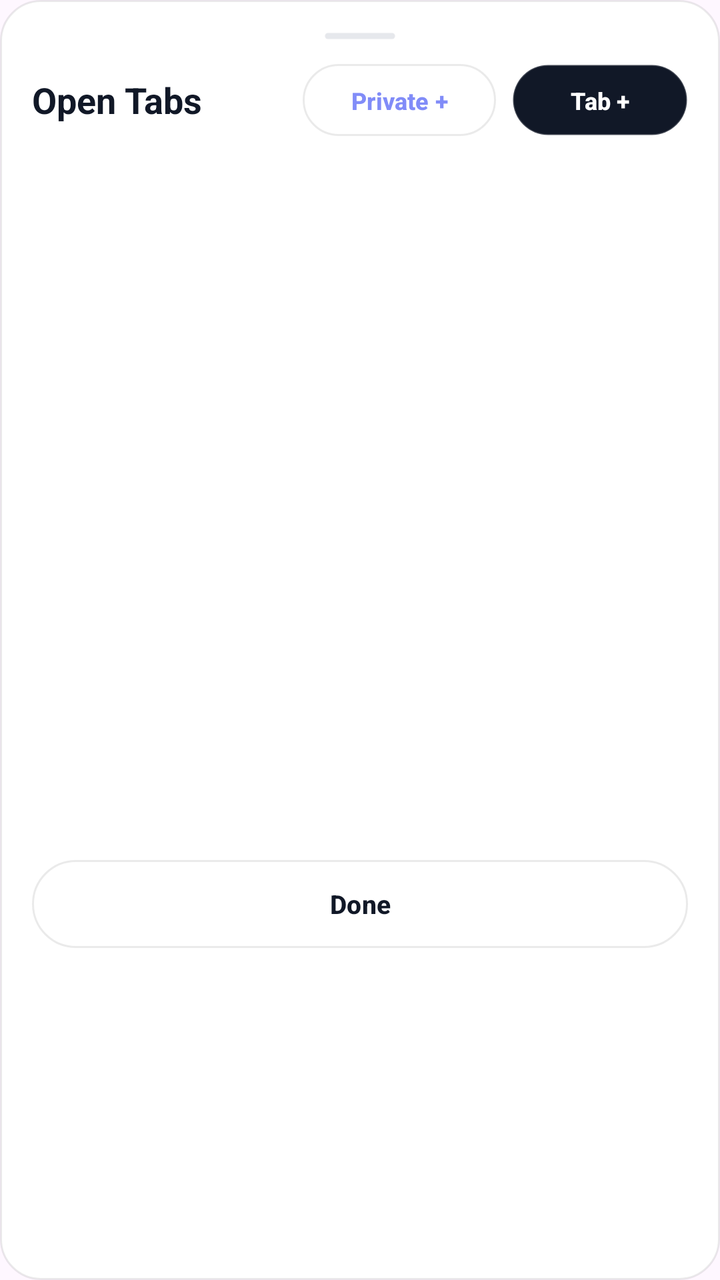
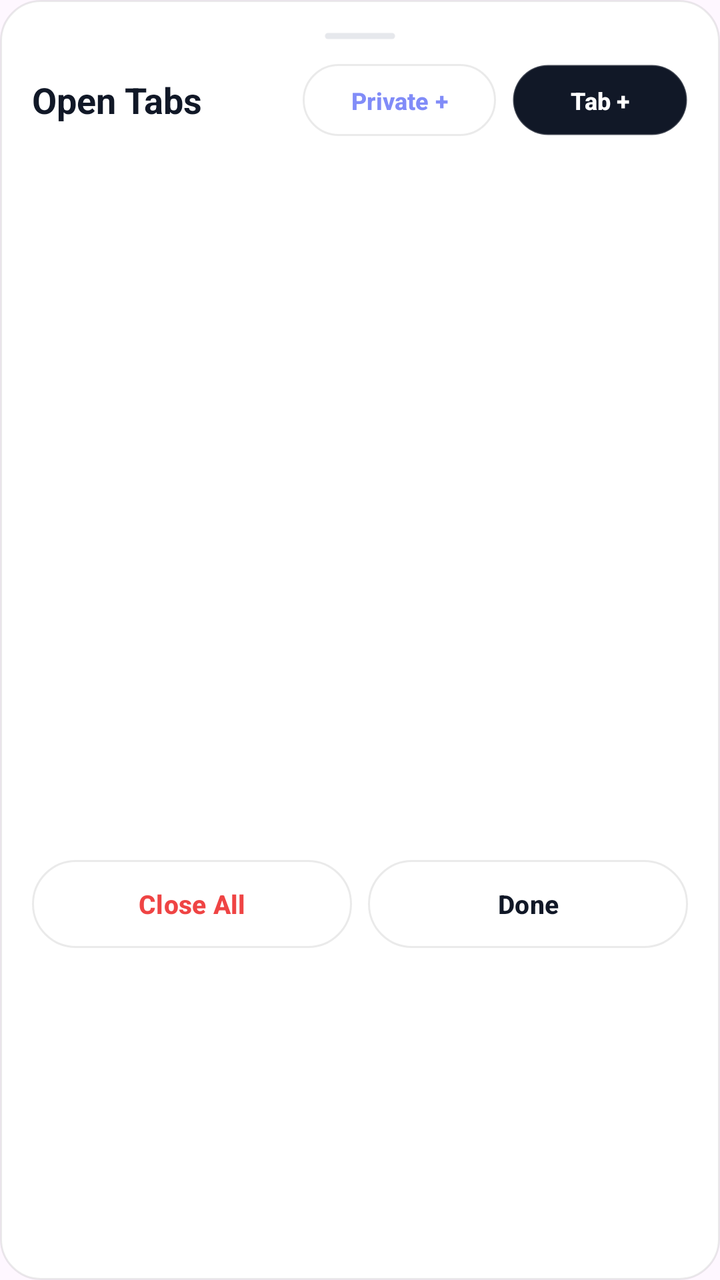

Compare the two renders of this Android layout. The source of the first and the diff that turns it into the second are given below.
<!-- AndroidManifest.xml: application theme Theme.NovaBrowser -->
<!-- res/layout/dialog_tabs.xml -->
<?xml version="1.0" encoding="utf-8"?>
<LinearLayout xmlns:android="http://schemas.android.com/apk/res/android"
    xmlns:app="http://schemas.android.com/apk/res-auto"
    android:layout_width="match_parent"
    android:layout_height="wrap_content"
    android:background="@drawable/bg_glass_card"
    android:orientation="vertical"
    android:padding="16dp">

    
    <View
        android:layout_width="36dp"
        android:layout_height="4dp"
        android:layout_gravity="center_horizontal"
        android:layout_marginBottom="12dp"
        android:background="@drawable/bg_glass_pill"
        android:backgroundTint="@color/border" />

    
    <LinearLayout
        android:layout_width="match_parent"
        android:layout_height="wrap_content"
        android:gravity="center_vertical"
        android:orientation="horizontal">

        <TextView
            android:id="@+id/tvTabsHeader"
            android:layout_width="0dp"
            android:layout_height="wrap_content"
            android:layout_weight="1"
            android:text="Open Tabs"
            android:textColor="@color/text_primary"
            android:textSize="18sp"
            android:textStyle="bold" />

        <Button
            android:id="@+id/btnNewPrivateTab"
            android:layout_width="wrap_content"
            android:layout_height="36dp"
            android:background="@drawable/bg_glass_pill"
            android:text="Private +"
            android:textAllCaps="false"
            android:textColor="@color/incognito_accent"
            android:textSize="12sp"
            android:textStyle="bold"
            app:backgroundTint="@null" />

        <Button
            android:id="@+id/btnAddNewTab"
            android:layout_width="wrap_content"
            android:layout_height="36dp"
            android:layout_marginStart="8dp"
            android:background="@drawable/bg_glass_pill_dark"
            android:text="Tab +"
            android:textAllCaps="false"
            android:textColor="@color/text_on_primary"
            android:textSize="12sp"
            android:textStyle="bold"
            app:backgroundTint="@null" />
    </LinearLayout>

    <androidx.recyclerview.widget.RecyclerView
        android:id="@+id/rvTabsList"
        android:layout_width="match_parent"
        android:layout_height="340dp"
        android:layout_marginTop="14dp" />

    <Button
        android:id="@+id/btnCloseDialog"
        android:layout_width="match_parent"
        android:layout_height="44dp"
        android:layout_marginTop="8dp"
        android:background="@drawable/bg_glass_pill"
        android:text="Done"
        android:textAllCaps="false"
        android:textColor="@color/text_primary"
        android:textSize="13sp"
        android:textStyle="bold"
        app:backgroundTint="@null" />

</LinearLayout>
<!-- resources referenced by this layout -->
<resources>
  <color name="border">#E5E7EB</color>
  <color name="incognito_accent">#818CF8</color>
  <color name="text_on_primary">#FFFFFF</color>
  <color name="text_primary">#111827</color>
  <!-- drawable bg_glass_card (drawable) -->
  <?xml version="1.0" encoding="utf-8"?>
  <shape xmlns:android="http://schemas.android.com/apk/res/android"
      android:shape="rectangle">
      <corners android:radius="20dp" />
      <solid android:color="@color/surface_bright" />
      <stroke
          android:width="1dp"
          android:color="@color/glass_border" />
  </shape>
  <!-- drawable bg_glass_pill (drawable) -->
  <?xml version="1.0" encoding="utf-8"?>
  <shape xmlns:android="http://schemas.android.com/apk/res/android"
      android:shape="rectangle">
      <corners android:radius="999dp" />
      <solid android:color="@color/glass_elevated" />
      <stroke
          android:width="1dp"
          android:color="@color/glass_border" />
  </shape>
  <!-- drawable bg_glass_pill_dark (drawable) -->
  <?xml version="1.0" encoding="utf-8"?>
  <shape xmlns:android="http://schemas.android.com/apk/res/android"
      android:shape="rectangle">
      <corners android:radius="999dp" />
      <solid android:color="@color/primary" />
      <stroke
          android:width="1dp"
          android:color="#33FFFFFF" />
  </shape>
  <style name="Theme.NovaBrowser" parent="Theme.Material3.DayNight.NoActionBar">
          <item name="colorPrimary">@color/primary</item>
          <item name="colorPrimaryVariant">@color/primary_variant</item>
          <item name="colorSecondary">@color/accent</item>
          <item name="android:statusBarColor">@color/canvas_base</item>
          <item name="android:windowLightStatusBar">true</item>
          <item name="android:navigationBarColor">@color/canvas_base</item>
          <item name="android:windowLightNavigationBar">true</item>
      </style>
  <color name="surface_bright">#FFFFFF</color>
  <color name="glass_border">#15000000</color>
  <color name="glass_elevated">#F2FFFFFF</color>
  <color name="primary">#111827</color>
  <color name="primary_variant">#1F2937</color>
  <color name="accent">#10B981</color>
  <color name="canvas_base">#F8F9FA</color>
</resources>

<!-- the commit's change to res/layout/dialog_tabs.xml (unified diff, before → after) -->
@@ -65,17 +65,38 @@
         android:layout_height="340dp"
         android:layout_marginTop="14dp" />
 
-    <Button
-        android:id="@+id/btnCloseDialog"
+    <LinearLayout
         android:layout_width="match_parent"
-        android:layout_height="44dp"
+        android:layout_height="wrap_content"
         android:layout_marginTop="8dp"
-        android:background="@drawable/bg_glass_pill"
-        android:text="Done"
-        android:textAllCaps="false"
-        android:textColor="@color/text_primary"
-        android:textSize="13sp"
-        android:textStyle="bold"
-        app:backgroundTint="@null" />
+        android:orientation="horizontal">
+
+        <Button
+            android:id="@+id/btnCloseAllTabs"
+            android:layout_width="0dp"
+            android:layout_height="44dp"
+            android:layout_marginEnd="8dp"
+            android:layout_weight="1"
+            android:background="@drawable/bg_glass_pill"
+            android:text="Close All"
+            android:textAllCaps="false"
+            android:textColor="@color/risk_blocked"
+            android:textSize="13sp"
+            android:textStyle="bold"
+            app:backgroundTint="@null" />
+
+        <Button
+            android:id="@+id/btnCloseDialog"
+            android:layout_width="0dp"
+            android:layout_height="44dp"
+            android:layout_weight="1"
+            android:background="@drawable/bg_glass_pill"
+            android:text="Done"
+            android:textAllCaps="false"
+            android:textColor="@color/text_primary"
+            android:textSize="13sp"
+            android:textStyle="bold"
+            app:backgroundTint="@null" />
+    </LinearLayout>
 
 </LinearLayout>
<!-- resource entries referenced after the edit -->
@@ -2,6 +2,7 @@
 <resources>
   <color name="border">#E5E7EB</color>
   <color name="incognito_accent">#818CF8</color>
+  <color name="risk_blocked">#EF4444</color>
   <color name="text_on_primary">#FFFFFF</color>
   <color name="text_primary">#111827</color>
   <!-- drawable bg_glass_card (drawable) -->
